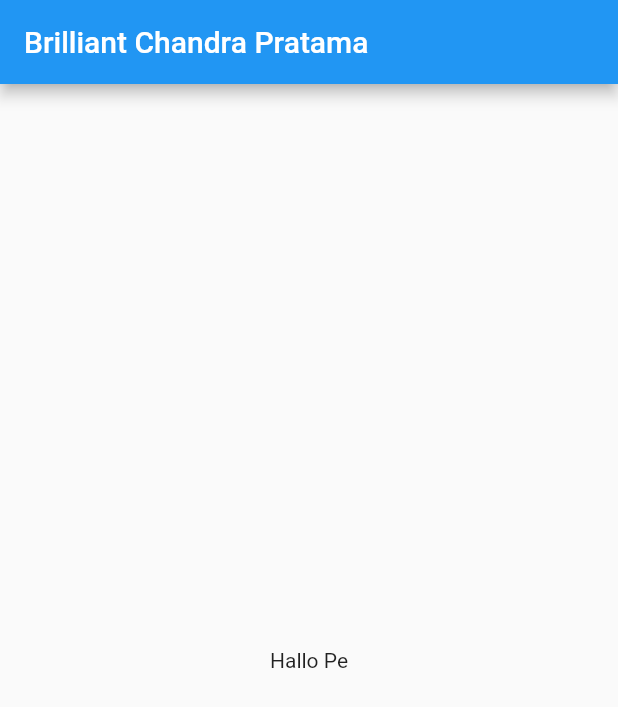
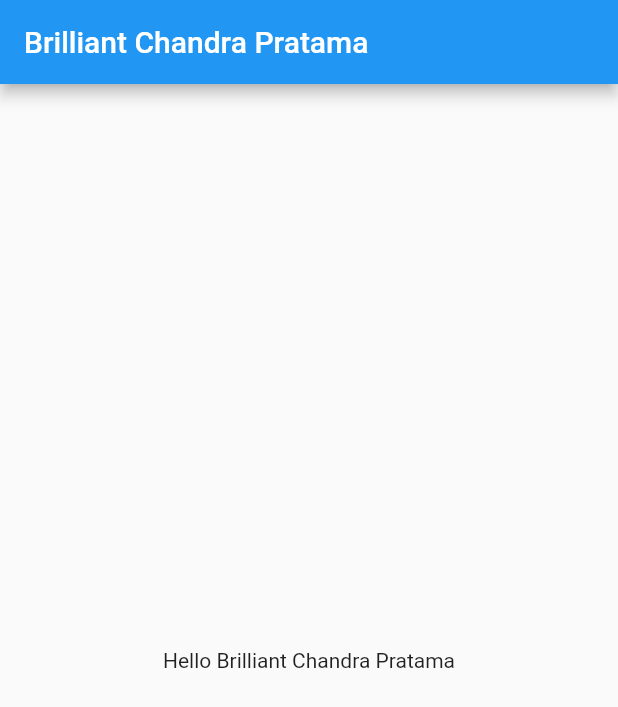
Before and after one commit to Mobile-Programming-MDP/materi-latihan-flutter-brilliantCP, a Flutter app: the screen it shows after launch, on a phone screen of 412 x 824 dp. Shown: the top 707 px of the screen. Run offline on Flutter 3.47's test engine with Material 2 defaults, Android fonts, the phone set to English and light mode, and no system bars.

Commit message:
Second Commit

```diff
--- a/hello_widget/lib/main.dart
+++ b/hello_widget/lib/main.dart
@@ -12,10 +12,21 @@ class MyApp extends StatelessWidget{
     return MaterialApp(
       title: 'Hello Widget',
       theme: ThemeData(primarySwatch: Colors.blue),
-      home: Scaffold(
-        appBar: AppBar(title: const Text("Brilliant Chandra Pratama")),
-        body: const Center(child: Text("Hallo Pe")),
-      ));
-
+      home: const FirstScreen());
   }
 }
+
+class FirstScreen extends StatelessWidget{
+  const FirstScreen({super.key});
+
+  @override
+  Widget build(BuildContext context){
+    return Scaffold(
+      appBar: AppBar(title: const Text("Brilliant Chandra Pratama"),
+      ),
+      body: const Center(
+        child: Text("Hello Brilliant Chandra Pratama"),
+      ),
+    );
+  }
+}
```
